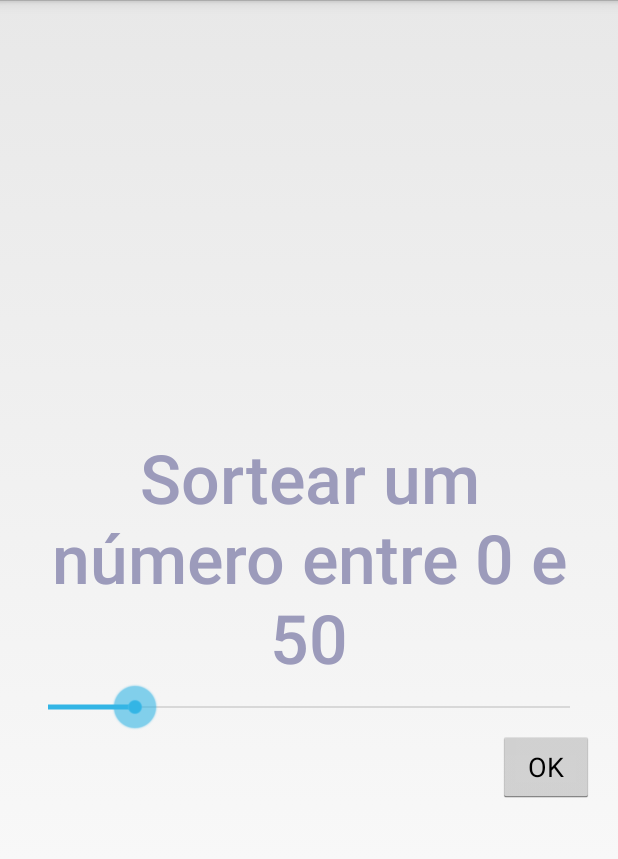
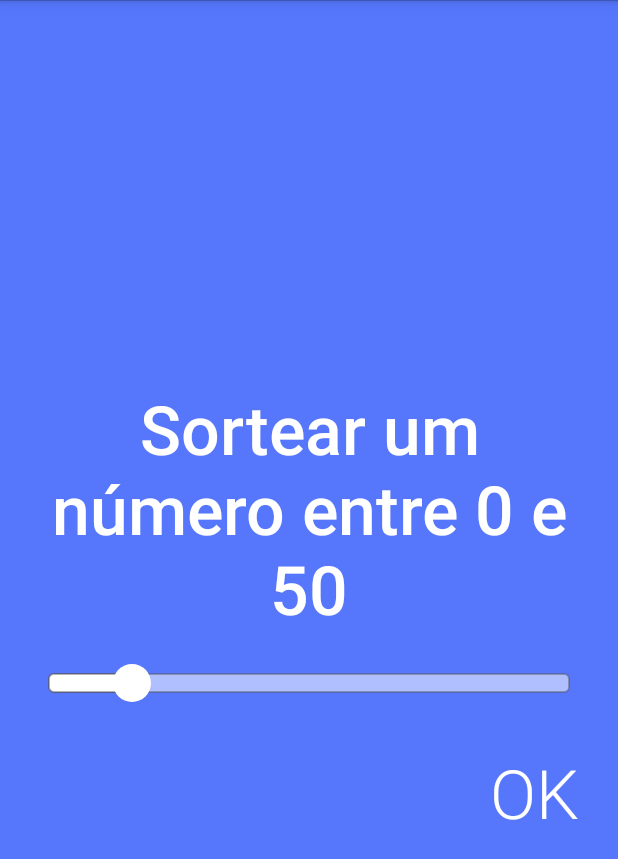
Before and after one commit to pedrofsn/AgiteParaSortear, an Android app: the screen it shows after launch (ActivityLimiteSorteio), on a phone screen of 412 x 824 dp. Shown: the top 859 px of the screen. Run offline under Robolectric (Android 15) with nearby library versions, the phone set to English and light mode, and no system bars.

Commit message:
Refactoring e novas cores

```diff
--- a/app/src/main/java/agite/para/sortear/ActivityLimiteSorteio.java
+++ b/app/src/main/java/agite/para/sortear/ActivityLimiteSorteio.java
@@ -6,7 +6,6 @@ import android.os.Bundle;
 import android.view.View;
 import android.view.Window;
 import android.view.WindowManager;
-import android.widget.Button;
 import android.widget.SeekBar;
 import android.widget.TextView;
 import android.widget.Toast;
@@ -18,26 +17,29 @@ public class ActivityLimiteSorteio extends Activity implements SeekBar.OnSeekBar
 
     private TextView textViewMensagem;
     private SeekBar seekBar;
-    private Button buttonOk;
+    private TextView textViewOk;
 
     private int valorLimite;
 
     @Override
     protected void onCreate(Bundle savedInstanceState) {
         super.onCreate(savedInstanceState);
+
         requestWindowFeature(Window.FEATURE_NO_TITLE);
         getWindow().setFlags(WindowManager.LayoutParams.FLAG_FULLSCREEN,
                 WindowManager.LayoutParams.FLAG_FULLSCREEN);
+
         setContentView(R.layout.activity_limite_sorteio);
 
         textViewMensagem = (TextView) findViewById(R.id.textViewMensagem);
+        textViewOk = (TextView) findViewById(R.id.textViewOk);
         seekBar = (SeekBar) findViewById(R.id.seekBar);
-        buttonOk = (Button) findViewById(R.id.buttonOk);
 
         seekBar.setOnSeekBarChangeListener(this);
-        buttonOk.setOnClickListener(this);
+        textViewOk.setOnClickListener(this);
 
         textViewMensagem.setText(getString(R.string.sortear_um_numero_entre) + " " + 50);
+        seekBar.setProgress(50);
     }
 
     @Override
@@ -59,9 +61,9 @@ public class ActivityLimiteSorteio extends Activity implements SeekBar.OnSeekBar
     @Override
     public void onClick(View view) {
         switch (view.getId()) {
-            case R.id.buttonOk:
+            case R.id.textViewOk:
                 if (valorLimite <= 0) {
-                    Toast.makeText(this, "Por favor, escolha um valor igual ou maior que 1.", Toast.LENGTH_SHORT).show();
+                    Toast.makeText(this, getString(R.string.alerta), Toast.LENGTH_SHORT).show();
                 } else {
                     Intent intent = new Intent(this, ActivitySorteio.class);
                     intent.putExtra("valorLimite", valorLimite);
--- a/app/src/main/java/agite/para/sortear/ActivitySorteio.java
+++ b/app/src/main/java/agite/para/sortear/ActivitySorteio.java
@@ -5,8 +5,6 @@ import android.content.Context;
 import android.hardware.Sensor;
 import android.hardware.SensorManager;
 import android.os.Bundle;
-import android.view.Menu;
-import android.view.MenuItem;
 import android.view.Window;
 import android.view.WindowManager;
 import android.widget.TextView;
@@ -26,9 +24,11 @@ public class ActivitySorteio extends Activity implements IShakeListener {
     @Override
     protected void onCreate(Bundle savedInstanceState) {
         super.onCreate(savedInstanceState);
+
         requestWindowFeature(Window.FEATURE_NO_TITLE);
         getWindow().setFlags(WindowManager.LayoutParams.FLAG_FULLSCREEN,
                 WindowManager.LayoutParams.FLAG_FULLSCREEN);
+
         setContentView(R.layout.activity_sorteio);
 
         valorLimite = getIntent().getIntExtra("valorLimite", 1);
@@ -42,9 +42,7 @@ public class ActivitySorteio extends Activity implements IShakeListener {
 
     @Override
     public void onShake(int countShakes) {
-        if (countShakes % 2 == 0) {
-            textViewResultado.setText(String.valueOf(new Random().nextInt((valorLimite - 0) + 1) + 0));
-        }
+        textViewResultado.setText(String.valueOf(new Random().nextInt((valorLimite - 0) + 1) + 0));
     }
 
     @Override
--- /dev/null
+++ b/app/src/main/res/drawable/background_fill.xml
@@ -0,0 +1,17 @@
+<shape xmlns:android="http://schemas.android.com/apk/res/android">
+    <gradient
+        android:startColor="@color/background_seekbar"
+        android:centerColor="@color/background_seekbar"
+        android:endColor="@color/background_seekbar"
+        android:angle="90" />
+
+    <corners android:radius="5px" />
+
+    <stroke
+        android:width="2dp"
+        android:color="#50999999" />
+
+    <stroke
+        android:width="1dp"
+        android:color="#70555555" />
+</shape>
--- /dev/null
+++ b/app/src/main/res/drawable/progress.xml
@@ -0,0 +1,10 @@
+<?xml version="1.0" encoding="utf-8"?>
+<layer-list xmlns:android="http://schemas.android.com/apk/res/android">
+    <item
+        android:id="@android:id/background"
+        android:drawable="@drawable/background_fill" />
+
+    <item android:id="@android:id/progress">
+        <clip android:drawable="@drawable/progress_fill" />
+    </item>
+</layer-list>
--- /dev/null
+++ b/app/src/main/res/drawable/progress_fill.xml
@@ -0,0 +1,18 @@
+<?xml version="1.0" encoding="UTF-8"?>
+<shape xmlns:android="http://schemas.android.com/apk/res/android">
+    <gradient
+        android:startColor="@android:color/white"
+        android:centerColor="@android:color/white"
+        android:endColor="@android:color/white"
+        android:angle="180" />
+
+    <corners android:radius="5px" />
+
+    <stroke
+        android:width="2dp"
+        android:color="#50999999" />
+
+    <stroke
+        android:width="1dp"
+        android:color="#70555555" />
+</shape>
--- /dev/null
+++ b/app/src/main/res/drawable/thumb.xml
@@ -0,0 +1,14 @@
+<?xml version="1.0" encoding="UTF-8"?>
+<shape xmlns:android="http://schemas.android.com/apk/res/android"
+    android:shape="oval">
+
+    <gradient
+        android:angle="270"
+        android:endColor="@android:color/white"
+        android:startColor="@android:color/white" />
+
+    <size
+        android:height="25dp"
+        android:width="25dp" />
+
+</shape>
--- a/app/src/main/res/layout/activity_limite_sorteio.xml
+++ b/app/src/main/res/layout/activity_limite_sorteio.xml
@@ -1,6 +1,7 @@
 <?xml version="1.0" encoding="utf-8"?>
 <RelativeLayout xmlns:android="http://schemas.android.com/apk/res/android"
     android:padding="@dimen/margin"
+    android:background="@color/background_activity_limite_sorteio"
     android:gravity="center"
     android:orientation="vertical"
     android:layout_width="match_parent"
@@ -10,7 +11,7 @@
         android:layout_width="match_parent"
         android:layout_height="wrap_content"
         android:layout_alignParentTop="true"
-        android:textColor="#9c9bbb"
+        android:textColor="@android:color/white"
         android:gravity="center"
         android:id="@+id/textViewMensagem"
         android:fontFamily="sans-serif-light"
@@ -19,19 +20,28 @@
         android:layout_gravity="center_horizontal" />
 
     <SeekBar
+        android:layout_marginTop="@dimen/marginElementos"
         android:layout_below="@+id/textViewMensagem"
         android:layout_width="match_parent"
         android:layout_height="wrap_content"
         android:id="@+id/seekBar"
+        android:progressDrawable="@drawable/progress"
+        android:thumb="@drawable/thumb"
         android:max="300"
-        android:progress="50"
         android:layout_gravity="center_horizontal" />
 
-    <Button
+    <TextView
+        android:layout_marginTop="@dimen/marginElementos"
         android:layout_below="@+id/seekBar"
         android:layout_width="wrap_content"
         android:layout_height="wrap_content"
-        android:id="@+id/buttonOk"
+        android:id="@+id/textViewOk"
+        android:paddingLeft="10dp"
+        android:padding="10dp"
+        android:textColor="@android:color/white"
+        android:fontFamily="sans-serif-light"
+        android:gravity="center"
+        android:textSize="@dimen/textView"
         android:layout_alignParentRight="true"
         android:text="@android:string/ok" />
 </RelativeLayout>
--- a/app/src/main/res/layout/activity_sorteio.xml
+++ b/app/src/main/res/layout/activity_sorteio.xml
@@ -1,24 +1,19 @@
-<FrameLayout xmlns:android="http://schemas.android.com/apk/res/android"
+<RelativeLayout xmlns:android="http://schemas.android.com/apk/res/android"
     xmlns:tools="http://schemas.android.com/tools"
+    android:id="@+id/relativeLayoutBackground"
     android:layout_width="match_parent"
-    android:id="@+id/frameLayout"
     android:padding="@dimen/margin"
+    android:background="@color/background_activity_sorteio"
     android:layout_height="match_parent"
+    android:paddingLeft="@dimen/margin"
     tools:context=".ActivityMain">
 
-    <RelativeLayout
-        android:id="@+id/relativeLayoutBackground"
-        android:layout_width="match_parent"
-        android:layout_height="match_parent"
-        android:paddingLeft="@dimen/margin" >
-
-
     <TextView
-            android:textColor="#cc0000"
+        android:textColor="@android:color/white"
         android:fontFamily="sans-serif-light"
         android:textStyle="bold"
         android:gravity="center"
-            android:textSize="@dimen/textView"
+        android:textSize="@dimen/textViewResult"
         android:text="@string/agite_para_sortear"
         android:id="@+id/textViewResultado"
         android:layout_centerInParent="true"
@@ -26,4 +21,3 @@
         android:layout_height="wrap_content" />
 
 </RelativeLayout>
-</FrameLayout>
--- a/app/src/main/res/values-sw600dp/dimens.xml
+++ b/app/src/main/res/values-sw600dp/dimens.xml
@@ -1,4 +1,6 @@
 <resources>
     <dimen name="margin">16dp</dimen>
+    <dimen name="marginElementos">40dp</dimen>
     <dimen name="textView">65sp</dimen>
+    <dimen name="textViewResult">120sp</dimen>
 </resources>
--- /dev/null
+++ b/app/src/main/res/values/colors.xml
@@ -0,0 +1,6 @@
+<?xml version="1.0" encoding="utf-8"?>
+<resources>
+    <item name="background_seekbar" type="color">#afbfff</item>
+    <item name="background_activity_limite_sorteio" type="color">#5677fc</item>
+    <item name="background_activity_sorteio" type="color">#e51c23</item>
+</resources>
--- a/app/src/main/res/values/dimens.xml
+++ b/app/src/main/res/values/dimens.xml
@@ -1,4 +1,6 @@
 <resources>
     <dimen name="margin">16dp</dimen>
+    <dimen name="marginElementos">20dp</dimen>
     <dimen name="textView">45sp</dimen>
+    <dimen name="textViewResult">80sp</dimen>
 </resources>
--- a/app/src/main/res/values/strings.xml
+++ b/app/src/main/res/values/strings.xml
@@ -4,5 +4,6 @@
     <string name="app_name">Agite para Sortear</string>
     <string name="sortear_um_numero_entre">Sortear um número entre 0 e</string>
     <string name="agite_para_sortear">Agite para sortear!</string>
+    <string name="alerta">Por favor, escolha um valor igual ou maior que 1.</string>
 
 </resources>
```
Also changed, not shown: 1 other file. Lines whose indentation alone changed are shown as unchanged.
